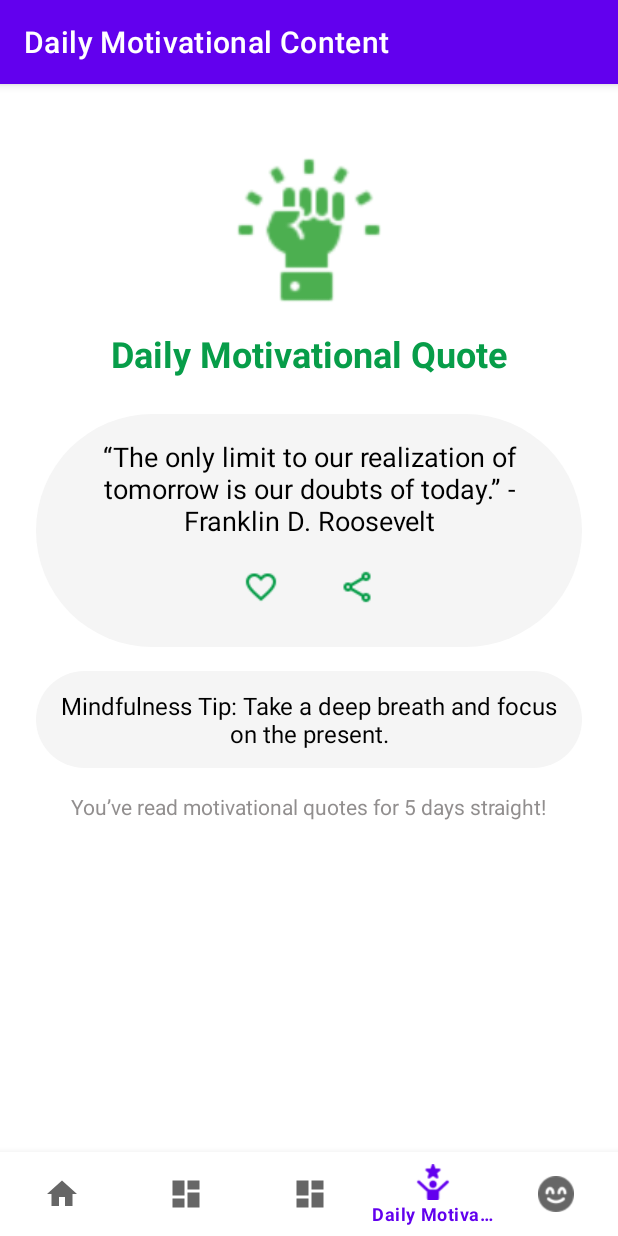
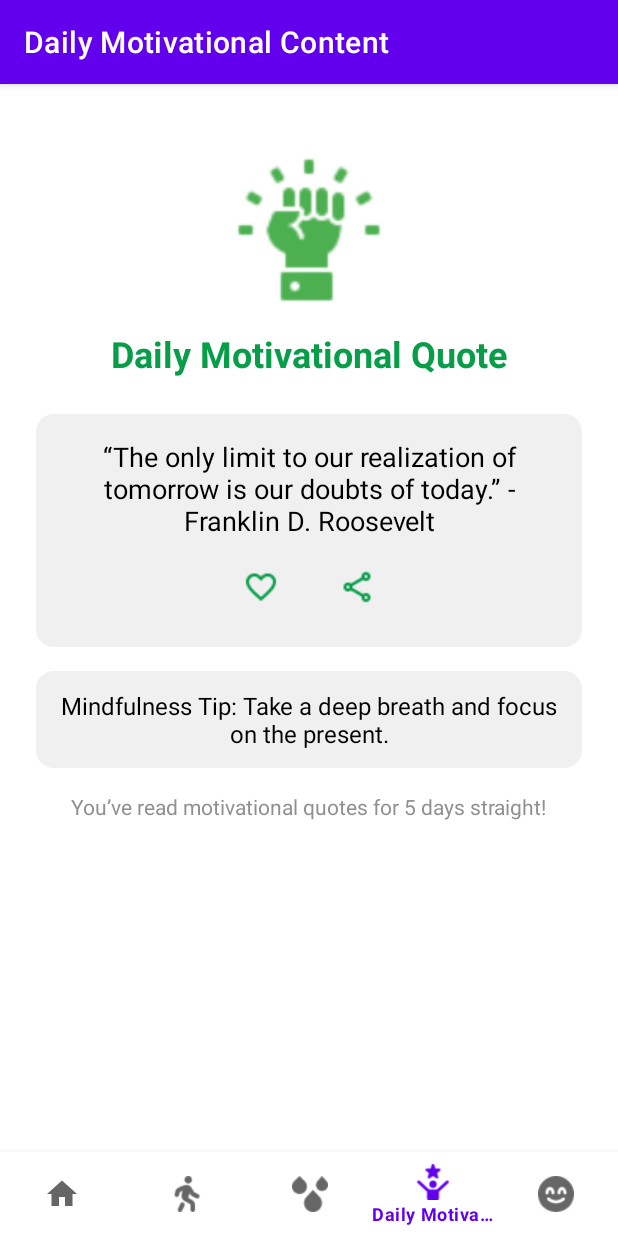
Before and after one commit to yeunnn/mobdev-mindfulfit, an Android app: the DailyMotivationalContentFragment screen opened through its navigation route, on a phone screen of 412 x 824 dp. Run offline under Robolectric (Android 15) with nearby library versions, the phone set to English and light mode, and no system bars; our stand-ins replace navigation-ui.

Commit message:
icons for step and walk, and some fixes

```diff
--- /dev/null
+++ b/app/src/main/res/drawable/rounded_background2.xml
@@ -0,0 +1,6 @@
+<?xml version="1.0" encoding="utf-8"?>
+<shape xmlns:android="http://schemas.android.com/apk/res/android"
+    android:shape="rectangle">
+    <solid android:color="#F0F0F0"/> <!-- Light gray background -->
+    <corners android:radius="12dp"/>
+</shape>
--- a/app/src/main/res/layout/fragment_daily_motivational_content.xml
+++ b/app/src/main/res/layout/fragment_daily_motivational_content.xml
@@ -40,7 +40,7 @@
         android:layout_height="wrap_content"
         android:layout_margin="24dp"
         android:orientation="vertical"
-        android:background="@drawable/rounded_background"
+        android:background="@drawable/rounded_background2"
         android:padding="16dp"
         app:layout_constraintTop_toBottomOf="@+id/text_title"
         app:layout_constraintStart_toStartOf="parent"
@@ -93,7 +93,7 @@
         android:layout_marginHorizontal="24dp"
         android:layout_marginTop="16dp"
         android:padding="12dp"
-        android:background="@drawable/rounded_background"
+        android:background="@drawable/rounded_background2"
         android:text="Mindfulness Tip: Take a deep breath and focus on the present."
         android:textSize="16sp"
         android:textColor="@color/black"
--- a/app/src/main/res/menu/bottom_nav_menu.xml
+++ b/app/src/main/res/menu/bottom_nav_menu.xml
@@ -8,12 +8,12 @@
 
     <item
         android:id="@+id/navigation_steps_tracker"
-        android:icon="@drawable/ic_dashboard_black_24dp"
+        android:icon="@drawable/ic_step_icon_1"
         android:title="@string/steps_tracker" />
 
     <item
         android:id="@+id/navigation_water_tracker"
-        android:icon="@drawable/ic_dashboard_black_24dp"
+        android:icon="@drawable/ic_watericon_1"
         android:title="@string/water_tracker" />
 
     <item
```
Also changed, not shown: app/src/main/res/drawable/ic_step_icon_1.png (added), app/src/main/res/drawable/ic_watericon_1.png (added).
